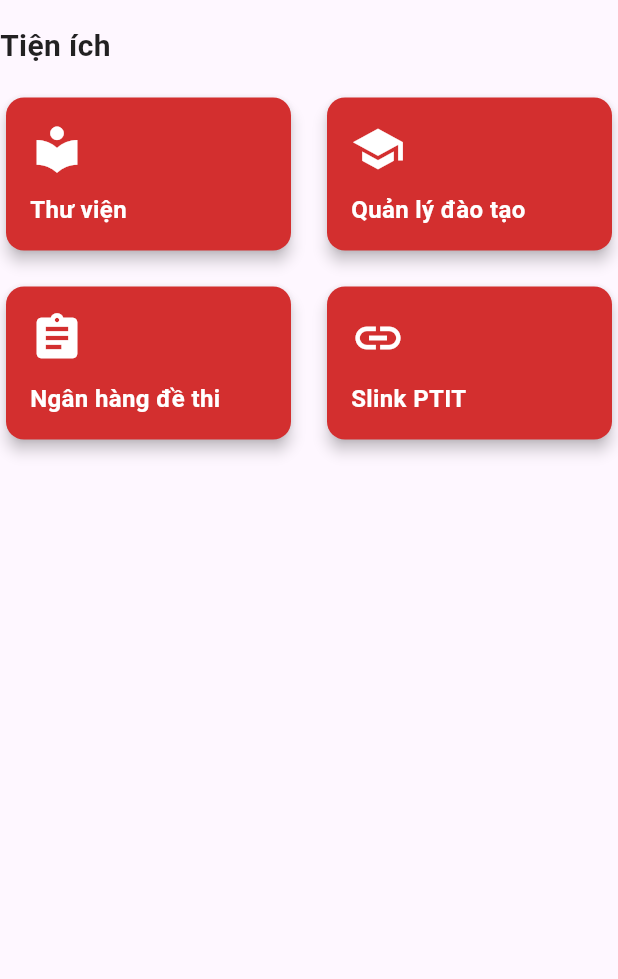
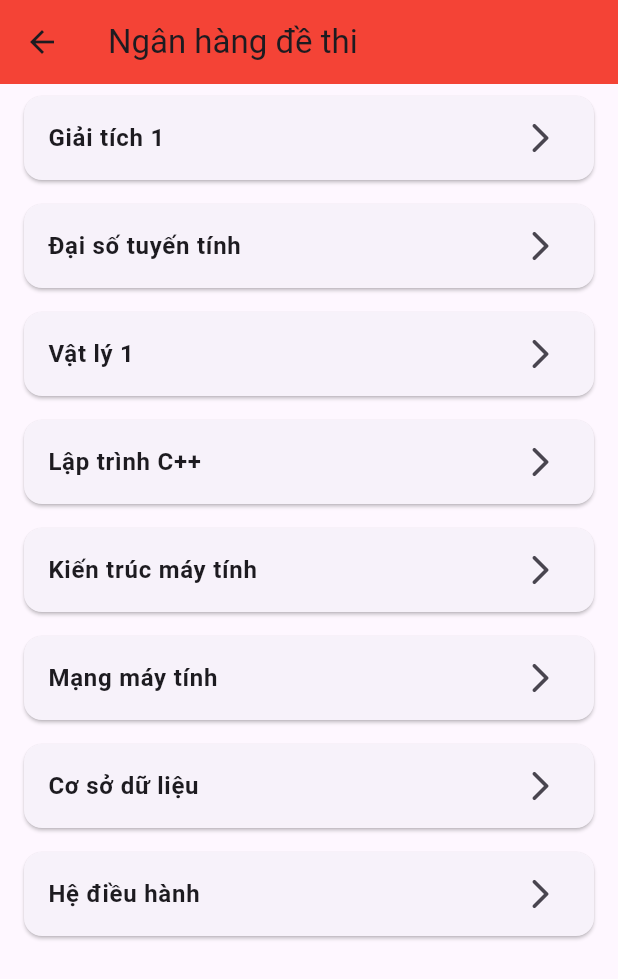
Before and after one commit to tx4nh/p-learn-app, a Flutter app: the HomeBanners widget shown alone on an empty page, opened directly, after a tap on "Ngân hàng đề thi", on a phone screen of 412 x 824 dp. Shown: the top 979 px of the screen. Run offline on Flutter 3.47's test engine with Material 3 defaults, Android fonts, the phone set to English and light mode, and no system bars; our stand-ins replace flutter_dotenv, flutter_local_notifications, shared_preferences, timezone; accounts and stored records are empty; network calls fail.

Commit message:
update docs

```diff
--- /dev/null
+++ b/lib/screens/tools/exam_bank_subjects_screen.dart
@@ -0,0 +1,92 @@
+import 'package:flutter/material.dart';
+import 'dart:math'; // For Random
+import 'exam_photos_screen.dart';
+
+class ExamBankSubjectsScreen extends StatefulWidget {
+  const ExamBankSubjectsScreen({super.key});
+
+  @override
+  State<ExamBankSubjectsScreen> createState() => _ExamBankSubjectsScreenState();
+}
+
+class _ExamBankSubjectsScreenState extends State<ExamBankSubjectsScreen> {
+  // Dummy data for subjects
+  final List<String> _subjects = const [
+    'Giải tích 1',
+    'Đại số tuyến tính',
+    'Vật lý 1',
+    'Lập trình C++',
+    'Kiến trúc máy tính',
+    'Mạng máy tính',
+    'Cơ sở dữ liệu',
+    'Hệ điều hành',
+  ];
+
+  final List<String> _allImages = [
+    'assets/images/363493307_885003469850187_1260185199131880069_n.png',
+    'assets/images/393159031_330650836429026_700909580998953925_n.png',
+    'assets/images/403604072_1067609571035918_7007985416973425343_n.png',
+    'assets/images/410394862_868184091974516_7785942231456586866_n.png',
+    'assets/images/551723359_1333325174894230_4832985075880308900_n.png',
+    'assets/images/553779913_1340513411117343_2398158787860127222_n.png',
+    'assets/images/569936382_808879698722048_5881605634348290566_n.png',
+    'assets/images/575208365_1364237815062991_6684399816032486014_n.png',
+  ];
+
+  late List<List<String>> _subjectImages;
+
+  @override
+  void initState() {
+    super.initState();
+    _assignImagesRandomly();
+  }
+
+  void _assignImagesRandomly() {
+    final random = Random();
+    final shuffledImages = List<String>.from(_allImages)..shuffle(random);
+
+    // Since we have 8 images and 8 subjects, we assign one to each.
+    // If there were more images, we could assign more.
+    _subjectImages = List.generate(_subjects.length, (index) {
+      if (shuffledImages.isNotEmpty) {
+        return [shuffledImages.removeAt(0)];
+      }
+      return [];
+    });
+  }
+
+  @override
+  Widget build(BuildContext context) {
+    return Scaffold(
+      appBar: AppBar(
+        title: const Text('Ngân hàng đề thi'),
+        backgroundColor: Colors.red,
+      ),
+      body: ListView.builder(
+        itemCount: _subjects.length,
+        itemBuilder: (context, index) {
+          final subject = _subjects[index];
+          final imagesForSubject = _subjectImages[index];
+          return Card(
+            margin: const EdgeInsets.symmetric(horizontal: 16.0, vertical: 8.0),
+            child: ListTile(
+              title: Text(subject, style: const TextStyle(fontWeight: FontWeight.bold)),
+              trailing: const Icon(Icons.arrow_forward_ios_rounded),
+              onTap: () {
+                Navigator.push(
+                  context,
+                  MaterialPageRoute(
+                    builder: (context) => ExamPhotosScreen(
+                      subject: subject,
+                      examImageUrls: imagesForSubject,
+                    ),
+                  ),
+                );
+              },
+            ),
+          );
+        },
+      ),
+    );
+  }
+}
--- a/lib/widgets/home_banners.dart
+++ b/lib/widgets/home_banners.dart
@@ -1,4 +1,5 @@
 import 'package:flutter/material.dart';
+import 'package:p_learn_app/screens/tools/exam_bank_subjects_screen.dart';
 import 'package:url_launcher/url_launcher.dart';
 
 class HomeBanners extends StatelessWidget {
@@ -57,11 +58,11 @@ class HomeBanners extends StatelessWidget {
               title: 'Ngân hàng đề thi',
               icon: Icons.assignment,
               color: Colors.red.shade700,
-              onTap: () async {
-                final Uri url = Uri.parse('https://qldt.ptit.edu.vn/#/home');
-                if (!await launchUrl(url)) {
-                  throw Exception('Could not launch $url');
-                }
+              onTap: () {
+                Navigator.push(
+                  context,
+                  MaterialPageRoute(builder: (context) => const ExamBankSubjectsScreen()),
+                );
               },
             ),
             _buildBannerCard(
--- a/pubspec.yaml
+++ b/pubspec.yaml
@@ -27,6 +27,8 @@ flutter:
   uses-material-design: true
   assets:
     - .env
+    - assets/
+    - assets/images/
 
 flutter_launcher_icons:
   android: "launcher_icon"
```
Also changed, not shown: lib/screens/schedule/schedule_screen.dart (+4 -8 lines), lib/screens/tools/exam_photos_screen.dart (added, +62 -0 lines), lib/screens/tools/full_screen_image_viewer.dart (added, +27 -0 lines), assets/images/363493307_885003469850187_1260185199131880069_n.png (added), assets/images/393159031_330650836429026_700909580998953925_n.png (added), assets/images/403604072_1067609571035918_7007985416973425343_n.png (added), assets/images/410394862_868184091974516_7785942231456586866_n.png (added), assets/images/551723359_1333325174894230_4832985075880308900_n.png (added), assets/images/553779913_1340513411117343_2398158787860127222_n.png (added), assets/images/569936382_808879698722048_5881605634348290566_n.png (added), assets/images/575208365_1364237815062991_6684399816032486014_n.png (added).
